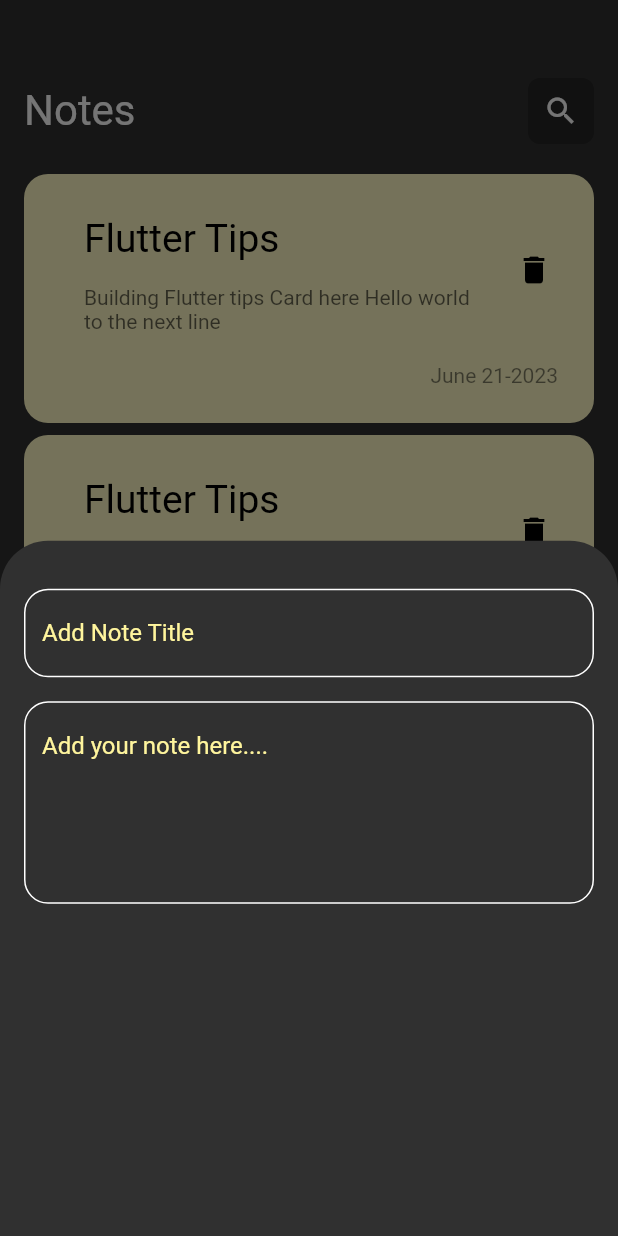
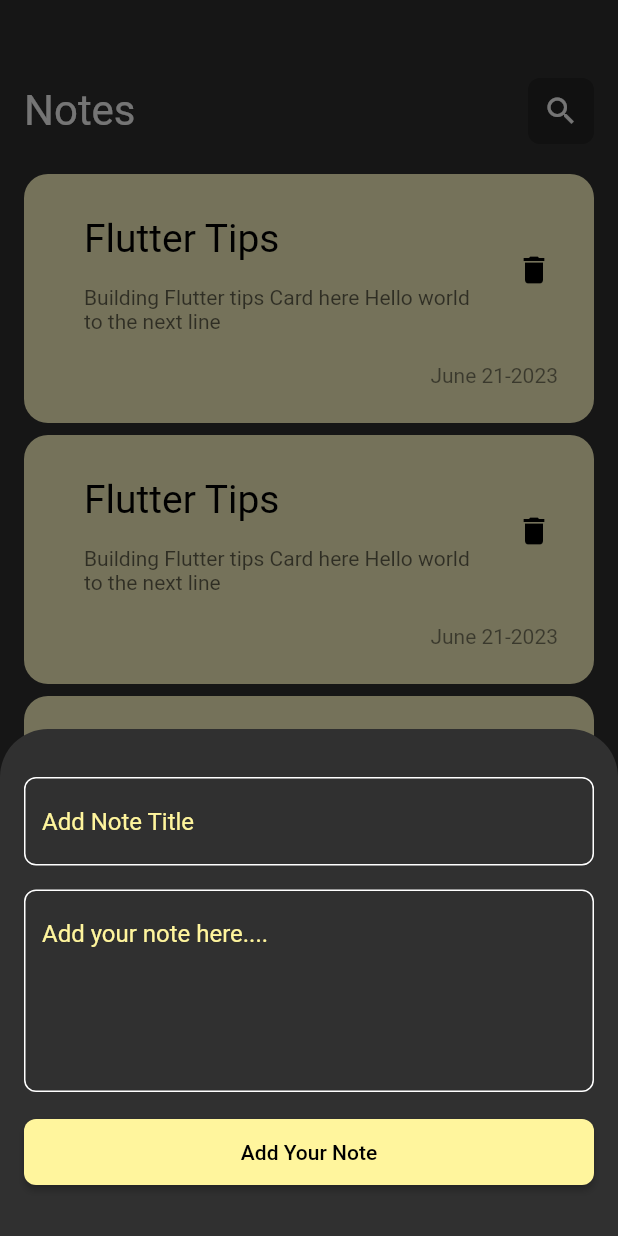
Before and after one commit to Fratiro/note_app, a Flutter app: the screen it shows after launch, after a tap on the "add" icon, on a phone screen of 412 x 824 dp. Run offline on Flutter 3.47's test engine with Material 2 defaults, Android fonts, the phone set to English and light mode, and no system bars.

Commit message:
Add Button and Create Custom Button

```diff
--- a/lib/views/notes_view.dart
+++ b/lib/views/notes_view.dart
@@ -1,7 +1,7 @@
 import 'package:flutter/material.dart';
 import 'package:note_app/widgets/notes_body_widget.dart';
 
-import '../widgets/bootom_sheet_naddnote.dart';
+import '../widgets/bottom_sheet_note_widget.dart';
 
 class NotesView extends StatelessWidget {
   const NotesView({super.key});
--- a/lib/widgets/bootom_sheet_naddnote.dart
+++ /dev/null
@@ -1,26 +0,0 @@
-import 'package:flutter/material.dart';
-import 'package:note_app/widgets/custom_text_field.dart';
-
-class AddNoteBottomSheet extends StatelessWidget {
-  const AddNoteBottomSheet({super.key});
-
-  @override
-  Widget build(BuildContext context) {
-    return  Padding(
-      padding:const EdgeInsets.symmetric(horizontal: 16, vertical: 32),
-      child: ListView(
-
-        children:const [
-          CustomTextField(
-            hint: "Add Note Title",
-          ),
-          SizedBox(height: 16),
-          CustomTextField(
-            hint: "Add your note here....",
-            maxLine: 5,
-          ),
-        ],
-      ),
-    );
-  }
-}
--- /dev/null
+++ b/lib/widgets/bottom_sheet_note_widget.dart
@@ -0,0 +1,31 @@
+import 'package:flutter/material.dart';
+import 'package:note_app/widgets/custom_text_field.dart';
+
+import 'custom_button_widget.dart';
+
+class AddNoteBottomSheet extends StatelessWidget {
+  const AddNoteBottomSheet({super.key});
+
+  @override
+  Widget build(BuildContext context) {
+    return Padding(
+      padding: const EdgeInsets.symmetric(horizontal: 16, vertical: 32),
+      child: SingleChildScrollView(
+        child: Column(
+          children: [
+            const CustomTextField(hint: "Add Note Title"),
+            const SizedBox(height: 16),
+            const CustomTextField(hint: "Add your note here....", maxLine: 5),
+            const SizedBox(height: 16),
+            CustomButton(
+                buttonWidth: MediaQuery.of(context).size.width,
+                buttonHeight: 44,
+                backgroundColor: Colors.yellow.shade200,
+                buttonText: "Add Your Note",
+                textColor: Colors.black)
+          ],
+        ),
+      ),
+    );
+  }
+}
--- /dev/null
+++ b/lib/widgets/custom_button_widget.dart
@@ -0,0 +1,36 @@
+import 'package:flutter/material.dart';
+
+class CustomButton extends StatelessWidget {
+  const CustomButton(
+      {super.key,
+      this.borderRadius = 8,
+      this.buttonWidth,
+      required this.buttonHeight,
+      required this.backgroundColor,
+      required this.buttonText,
+      required this.textColor});
+
+  final double borderRadius;
+  final double? buttonWidth;
+  final double buttonHeight;
+  final Color backgroundColor;
+  final String buttonText;
+  final Color textColor;
+
+  @override
+  Widget build(BuildContext context) {
+    return ElevatedButton(
+      onPressed: () {},
+      style: ElevatedButton.styleFrom(
+          shape: RoundedRectangleBorder(
+              borderRadius: BorderRadius.circular(borderRadius)),
+          backgroundColor: backgroundColor,
+          minimumSize: Size(
+              buttonWidth ?? MediaQuery.of(context).size.width, buttonHeight)),
+      child: Text(
+        buttonText,
+        style: TextStyle(color: textColor),
+      ),
+    );
+  }
+}
--- a/lib/widgets/custom_text_field.dart
+++ b/lib/widgets/custom_text_field.dart
@@ -9,11 +9,9 @@ class CustomTextField extends StatelessWidget {
   @override
   Widget build(BuildContext context) {
     return TextField(
-
       maxLines: maxLine,
       cursorColor: Colors.yellow.shade200,
       decoration: InputDecoration(
-
           hintText: hint,
           hintStyle: TextStyle(color: Colors.yellow.shade200),
           border: outlineBoarder(),
@@ -24,7 +22,7 @@ class CustomTextField extends StatelessWidget {
 
   OutlineInputBorder outlineBoarder({Color? boarderColor}) {
     return OutlineInputBorder(
-      borderRadius: BorderRadius.circular(16),
+      borderRadius: BorderRadius.circular(8),
       borderSide: BorderSide(color: boarderColor ?? Colors.white),
     );
   }
```
